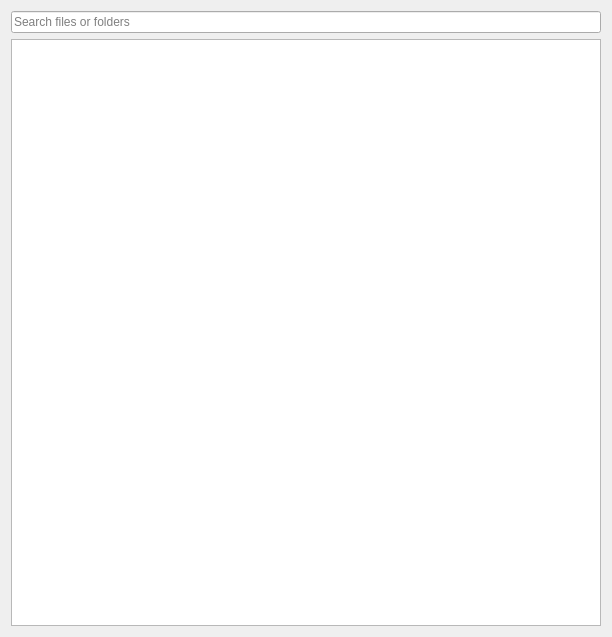
Before: the Qt Designer form parsec/core/gui/forms/files_widget.ui in Scille/parsec-cloud, drawn with Qt 5.
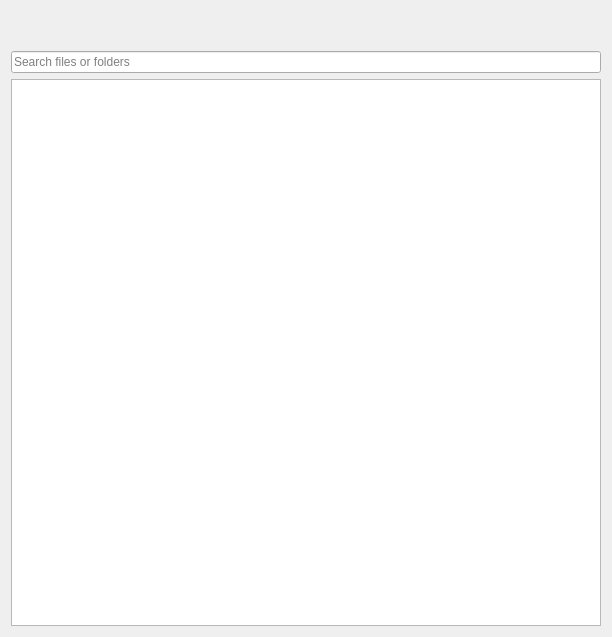
After: the same form once the commit is applied.

Commit message: Playing with the QListWidget widget

Patch:
```diff
--- a/parsec/core/gui/forms/files_widget.ui
+++ b/parsec/core/gui/forms/files_widget.ui
@@ -20,6 +20,43 @@
    <string>Form</string>
   </property>
   <layout class="QVBoxLayout" name="verticalLayout">
+   <item>
+    <widget class="QLabel" name="label_current_directory">
+     <property name="text">
+      <string/>
+     </property>
+    </widget>
+   </item>
+   <item>
+    <layout class="QHBoxLayout" name="horizontalLayout_2">
+     <item>
+      <widget class="QLabel" name="label_cd_elems">
+       <property name="sizePolicy">
+        <sizepolicy hsizetype="Expanding" vsizetype="Preferred">
+         <horstretch>0</horstretch>
+         <verstretch>0</verstretch>
+        </sizepolicy>
+       </property>
+       <property name="text">
+        <string/>
+       </property>
+      </widget>
+     </item>
+     <item>
+      <widget class="QLabel" name="label_cd_size">
+       <property name="sizePolicy">
+        <sizepolicy hsizetype="Minimum" vsizetype="Preferred">
+         <horstretch>0</horstretch>
+         <verstretch>0</verstretch>
+        </sizepolicy>
+       </property>
+       <property name="text">
+        <string/>
+       </property>
+      </widget>
+     </item>
+    </layout>
+   </item>
    <item>
     <layout class="QHBoxLayout" name="horizontalLayout">
      <item>
@@ -32,7 +69,7 @@
     </layout>
    </item>
    <item>
-    <widget class="QTreeView" name="tree_view_files"/>
+    <widget class="QListWidget" name="list_files"/>
    </item>
   </layout>
  </widget>
```
The commit also changes 20 other files.
